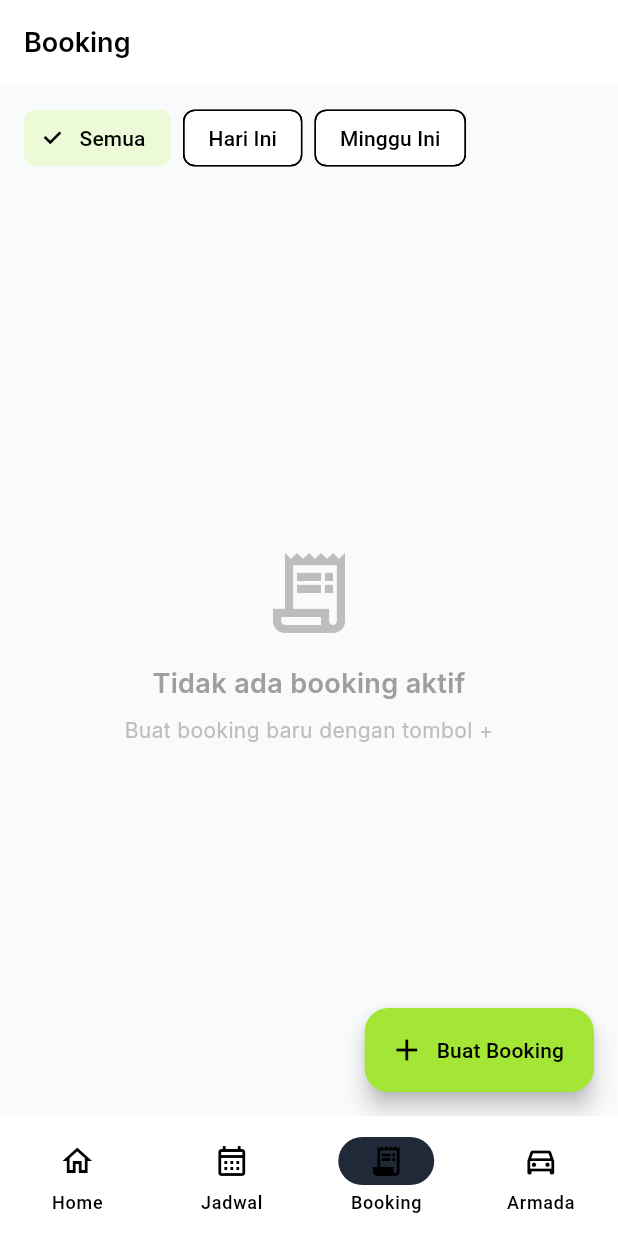
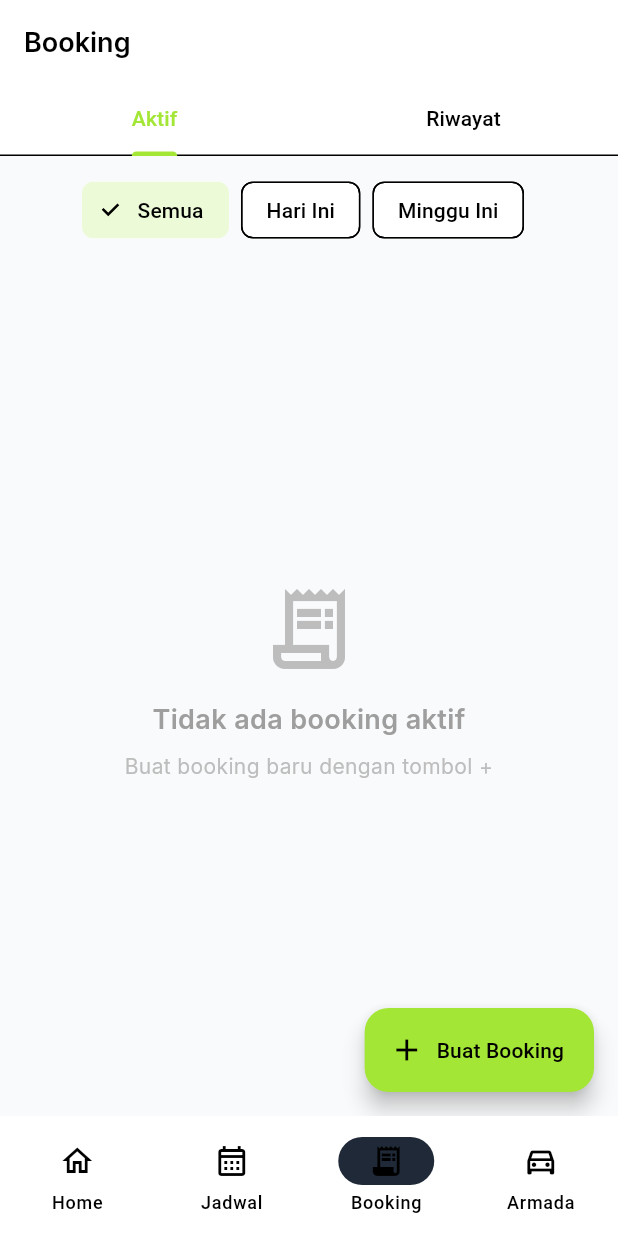
Before and after one commit to ALIFKA-HUB/ManagementRental, a Flutter app: the screen it shows once a user with an empty profile is signed in, item 3 of the bottom bar chosen, on a phone screen of 412 x 824 dp. Run offline on Flutter 3.47's test engine with Material 3 defaults, Android fonts, the light colour scheme and no system bars; our stand-ins replace cloud_firestore, firebase_auth, firebase_core, google_fonts, shared_preferences, table_calendar; accounts and stored records are empty; generated files the repository leaves out were written again.

Commit message:
feat(phase-11): revisi UI - status colors, booking tabs, history, logout, clean dashboard

```diff
--- a/lib/features/booking/viewmodels/booking_viewmodel.dart
+++ b/lib/features/booking/viewmodels/booking_viewmodel.dart
@@ -18,11 +18,13 @@ class BookingViewModel extends ChangeNotifier {
 
   List<BookingModel> activeBookings = [];
   List<BookingModel> filteredBookings = [];
+  List<BookingModel> historyBookings = [];
   List<VehicleModel> readyVehicles = [];
   List<DriverModel> standbyDrivers = [];
 
   BookingFilter currentFilter = BookingFilter.all;
   bool isLoading = false;
+  bool isLoadingHistory = false;
   String? errorMessage;
 
   Future<void> loadActiveBookings() async {
@@ -36,6 +38,18 @@ class BookingViewModel extends ChangeNotifier {
       errorMessage = 'Gagal memuat booking.';
     }
     isLoading = false;
+    notifyListeners();
+  }
+
+  Future<void> loadHistoryBookings() async {
+    isLoadingHistory = true;
+    notifyListeners();
+    try {
+      historyBookings = await _bookingRepo.getCompletedBookings();
+    } catch (_) {
+      errorMessage = 'Gagal memuat riwayat booking.';
+    }
+    isLoadingHistory = false;
     notifyListeners();
   }
 
--- a/lib/features/booking/views/booking_list_view.dart
+++ b/lib/features/booking/views/booking_list_view.dart
@@ -8,22 +8,47 @@ import 'package:rentalin/data/models/booking_model.dart';
 import 'package:rentalin/features/auth/viewmodels/auth_viewmodel.dart';
 import 'package:rentalin/features/booking/viewmodels/booking_viewmodel.dart';
 import 'booking_detail_sheet.dart';
-import 'booking_form_page.dart';
 
-class BookingListView extends StatelessWidget {
-  const BookingListView({super.key});
+class BookingListView extends StatefulWidget {
+  final bool isHistory;
+  const BookingListView({super.key, required this.isHistory});
+
+  @override
+  State<BookingListView> createState() => _BookingListViewState();
+}
+
+class _BookingListViewState extends State<BookingListView> {
+  @override
+  void initState() {
+    super.initState();
+    WidgetsBinding.instance.addPostFrameCallback((_) {
+      if (widget.isHistory) {
+        context.read<BookingViewModel>().loadHistoryBookings();
+      }
+    });
+  }
 
   @override
   Widget build(BuildContext context) {
     final vm = context.watch<BookingViewModel>();
     final isAdmin = context.watch<AuthViewModel>().currentUser?.isAdmin ?? false;
 
-    return Scaffold(
-      body: Column(
+    if (widget.isHistory) {
+      return _buildHistoryTab(vm, isAdmin);
+    }
+    return _buildActiveTab(vm, isAdmin);
+  }
+
+  // ── Tab Aktif ──────────────────────────────────────────────────────────────
+
+  Widget _buildActiveTab(BookingViewModel vm, bool isAdmin) {
+    return Column(
       children: [
         // Filter chips
         Padding(
           padding: const EdgeInsets.fromLTRB(16, 12, 16, 0),
+          child: SingleChildScrollView(
+            scrollDirection: Axis.horizontal,
             child: Row(
               children: BookingFilter.values.map((f) {
                 final labels = {
@@ -44,6 +69,7 @@ class BookingListView extends StatelessWidget {
               }).toList(),
             ),
           ),
+        ),
 
         Expanded(
           child: vm.isLoading && vm.filteredBookings.isEmpty
@@ -57,7 +83,7 @@ class BookingListView extends StatelessWidget {
                   : RefreshIndicator(
                       onRefresh: vm.loadActiveBookings,
                       child: ListView.separated(
-                          padding: const EdgeInsets.all(16),
+                        padding: const EdgeInsets.fromLTRB(16, 12, 16, 80),
                         itemCount: vm.filteredBookings.length,
                         separatorBuilder: (_, _a) => const SizedBox(height: 10),
                         itemBuilder: (context, i) {
@@ -68,22 +94,38 @@ class BookingListView extends StatelessWidget {
                     ),
         ),
       ],
+    );
+  }
+
+  // ── Tab Riwayat ────────────────────────────────────────────────────────────
+
+  Widget _buildHistoryTab(BookingViewModel vm, bool isAdmin) {
+    if (vm.isLoadingHistory && vm.historyBookings.isEmpty) {
+      return const Center(child: CircularProgressIndicator());
+    }
+    if (vm.historyBookings.isEmpty) {
+      return const AppEmptyState(
+        title: 'Belum ada riwayat booking',
+        subtitle: 'Booking yang selesai atau dibatalkan akan muncul di sini',
+        icon: Icons.history,
+      );
+    }
+    return RefreshIndicator(
+      onRefresh: vm.loadHistoryBookings,
+      child: ListView.separated(
+        padding: const EdgeInsets.all(16),
+        itemCount: vm.historyBookings.length,
+        separatorBuilder: (_, _a) => const SizedBox(height: 10),
+        itemBuilder: (context, i) {
+          final b = vm.historyBookings[i];
+          return _BookingCard(booking: b, isAdmin: isAdmin);
+        },
       ),
-      floatingActionButton: isAdmin
-          ? FloatingActionButton.extended(
-              backgroundColor: AppColors.primary,
-              foregroundColor: Colors.black,
-              icon: const Icon(Icons.add),
-              label: const Text('Buat Booking'),
-              onPressed: () => Navigator.push(
-                context,
-                MaterialPageRoute(builder: (_) => const BookingFormPage()),
-              ).then((_) => vm.loadActiveBookings()),
-            )
-          : null,
     );
   }
 }
+
+// ── Card ───────────────────────────────────────────────────────────────────────
 
 class _BookingCard extends StatelessWidget {
   final BookingModel booking;
@@ -107,7 +149,10 @@ class _BookingCard extends StatelessWidget {
             context: context,
             isScrollControlled: true,
             shape: const RoundedRectangleBorder(borderRadius: BorderRadius.vertical(top: Radius.circular(20))),
-            builder: (_) => BookingDetailSheet(booking: booking, isAdmin: isAdmin),
+            builder: (_) => ChangeNotifierProvider.value(
+              value: vm,
+              child: BookingDetailSheet(booking: booking, isAdmin: isAdmin),
+            ),
           ).then((_) => vm.loadActiveBookings());
         },
         child: Padding(
--- a/lib/features/booking/views/booking_page.dart
+++ b/lib/features/booking/views/booking_page.dart
@@ -2,6 +2,8 @@ import 'package:flutter/material.dart';
 import 'package:provider/provider.dart';
 import 'package:rentalin/features/booking/viewmodels/booking_viewmodel.dart';
 import 'booking_list_view.dart';
+import 'booking_form_page.dart';
+import 'package:rentalin/core/theme/app_colors.dart';
 
 class BookingPage extends StatelessWidget {
   const BookingPage({super.key});
@@ -10,9 +12,51 @@ class BookingPage extends StatelessWidget {
   Widget build(BuildContext context) {
     return ChangeNotifierProvider(
       create: (_) => BookingViewModel()..loadActiveBookings(),
+      child: const _BookingPageContent(),
+    );
+  }
+}
+
+class _BookingPageContent extends StatelessWidget {
+  const _BookingPageContent();
+
+  @override
+  Widget build(BuildContext context) {
+    final vm = context.read<BookingViewModel>();
+
+    return DefaultTabController(
+      length: 2,
       child: Scaffold(
-        appBar: AppBar(title: const Text('Booking')),
-        body: const BookingListView(),
+        appBar: AppBar(
+          title: const Text('Booking'),
+          bottom: const TabBar(
+            tabs: [
+              Tab(text: 'Aktif'),
+              Tab(text: 'Riwayat'),
+            ],
+          ),
+        ),
+        body: const TabBarView(
+          children: [
+            BookingListView(isHistory: false),
+            BookingListView(isHistory: true),
+          ],
+        ),
+        floatingActionButton: FloatingActionButton.extended(
+          backgroundColor: AppColors.primary,
+          foregroundColor: Colors.black,
+          icon: const Icon(Icons.add),
+          label: const Text('Buat Booking'),
+          onPressed: () => Navigator.push(
+            context,
+            MaterialPageRoute(
+              builder: (_) => ChangeNotifierProvider.value(
+                value: vm,
+                child: const BookingFormPage(),
+              ),
+            ),
+          ).then((_) => vm.loadActiveBookings()),
+        ),
       ),
     );
   }
```
Also changed, not shown: lib/core/widgets/app_chip.dart (+17 -3 lines), lib/features/dashboard/views/dashboard_page.dart (+53 -17 lines). Lines whose indentation alone changed are shown as unchanged.
